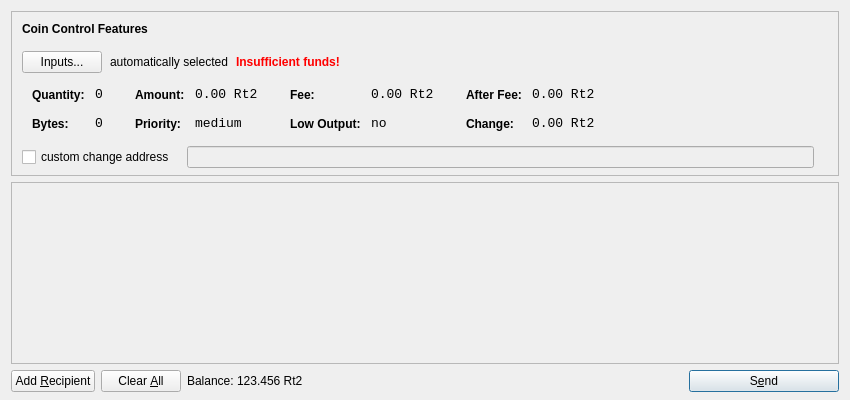
Before: the Qt Designer form src/qt/forms/sendcoinsdialog.ui in lawiz22/wizcoin, drawn with Qt 5.
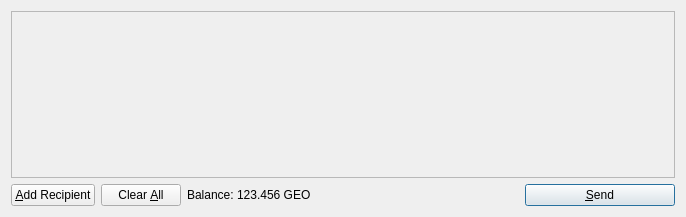
After: the same form once the commit is applied. Icons and pictures are not drawn.

```diff
--- a/src/qt/forms/sendcoinsdialog.ui
+++ b/src/qt/forms/sendcoinsdialog.ui
@@ -6,615 +6,14 @@
    <rect>
     <x>0</x>
     <y>0</y>
-    <width>850</width>
-    <height>400</height>
+    <width>686</width>
+    <height>217</height>
    </rect>
   </property>
   <property name="windowTitle">
    <string>Send Coins</string>
   </property>
-  <layout class="QVBoxLayout" name="verticalLayout" stretch="0,1,0">
-   <property name="bottomMargin">
-    <number>8</number>
-   </property>
-   <item>
-    <widget class="QFrame" name="frameCoinControl">
-     <property name="sizePolicy">
-      <sizepolicy hsizetype="Expanding" vsizetype="Expanding">
-       <horstretch>0</horstretch>
-       <verstretch>0</verstretch>
-      </sizepolicy>
-     </property>
-     <property name="maximumSize">
-      <size>
-       <width>16777215</width>
-       <height>16777215</height>
-      </size>
-     </property>
-     <property name="frameShape">
-      <enum>QFrame::StyledPanel</enum>
-     </property>
-     <property name="frameShadow">
-      <enum>QFrame::Sunken</enum>
-     </property>
-     <layout class="QVBoxLayout" name="verticalLayoutCoinControl2">
-      <property name="spacing">
-       <number>-1</number>
-      </property>
-      <property name="leftMargin">
-       <number>0</number>
-      </property>
-      <property name="topMargin">
-       <number>0</number>
-      </property>
-      <property name="rightMargin">
-       <number>0</number>
-      </property>
-      <property name="bottomMargin">
-       <number>6</number>
-      </property>
-      <item>
-       <layout class="QVBoxLayout" name="verticalLayoutCoinControl" stretch="0,0,0,0,1">
-        <property name="spacing">
-         <number>0</number>
-        </property>
-        <property name="leftMargin">
-         <number>10</number>
-        </property>
-        <property name="topMargin">
-         <number>10</number>
-        </property>
-        <item>
-         <layout class="QHBoxLayout" name="horizontalLayoutCoinControl1">
-          <property name="bottomMargin">
-           <number>15</number>
-          </property>
-          <item>
-           <widget class="QLabel" name="labelCoinControlFeatures">
-            <property name="sizePolicy">
-             <sizepolicy hsizetype="Preferred" vsizetype="Maximum">
-              <horstretch>0</horstretch>
-              <verstretch>0</verstretch>
-             </sizepolicy>
-            </property>
-            <property name="font">
-             <font>
-              <weight>75</weight>
-              <bold>true</bold>
-             </font>
-            </property>
-            <property name="styleSheet">
-             <string notr="true">font-weight:bold;</string>
-            </property>
-            <property name="text">
-             <string>Coin Control Features</string>
-            </property>
-           </widget>
-          </item>
-         </layout>
-        </item>
-        <item>
-         <layout class="QHBoxLayout" name="horizontalLayoutCoinControl2" stretch="0,0,0,0">
-          <property name="spacing">
-           <number>8</number>
-          </property>
-          <property name="bottomMargin">
-           <number>10</number>
-          </property>
-          <item>
-           <widget class="QPushButton" name="pushButtonCoinControl">
-            <property name="styleSheet">
-             <string notr="true"/>
-            </property>
-            <property name="text">
-             <string>Inputs...</string>
-            </property>
-           </widget>
-          </item>
-          <item>
-           <widget class="QLabel" name="labelCoinControlAutomaticallySelected">
-            <property name="text">
-             <string>automatically selected</string>
-            </property>
-            <property name="margin">
-             <number>5</number>
-            </property>
-           </widget>
-          </item>
-          <item>
-           <widget class="QLabel" name="labelCoinControlInsuffFunds">
-            <property name="font">
-             <font>
-              <weight>75</weight>
-              <bold>true</bold>
-             </font>
-            </property>
-            <property name="styleSheet">
-             <string notr="true">color:red;font-weight:bold;</string>
-            </property>
-            <property name="text">
-             <string>Insufficient funds!</string>
-            </property>
-            <property name="margin">
-             <number>5</number>
-            </property>
-           </widget>
-          </item>
-          <item>
-           <spacer name="horizontalSpacerCoinControl">
-            <property name="orientation">
-             <enum>Qt::Horizontal</enum>
-            </property>
-            <property name="sizeHint" stdset="0">
-             <size>
-              <width>40</width>
-              <height>1</height>
-             </size>
-            </property>
-           </spacer>
-          </item>
-         </layout>
-        </item>
-        <item>
-         <widget class="QWidget" name="widgetCoinControl" native="true">
-          <property name="sizePolicy">
-           <sizepolicy hsizetype="Preferred" vsizetype="Preferred">
-            <horstretch>0</horstretch>
-            <verstretch>0</verstretch>
-           </sizepolicy>
-          </property>
-          <property name="minimumSize">
-           <size>
-            <width>0</width>
-            <height>0</height>
-           </size>
-          </property>
-          <property name="styleSheet">
-           <string notr="true"/>
-          </property>
-          <layout class="QHBoxLayout" name="horizontalLayoutCoinControl5">
-           <property name="margin">
-            <number>0</number>
-           </property>
-           <item>
-            <layout class="QHBoxLayout" name="horizontalLayoutCoinControl3" stretch="0,0,0,1">
-             <property name="spacing">
-              <number>20</number>
-             </property>
-             <property name="topMargin">
-              <number>0</number>
-             </property>
-             <property name="bottomMargin">
-              <number>10</number>
-             </property>
-             <item>
-              <layout class="QFormLayout" name="formLayoutCoinControl1">
-               <property name="horizontalSpacing">
-                <number>10</number>
-               </property>
-               <property name="verticalSpacing">
-                <number>14</number>
-               </property>
-               <property name="leftMargin">
-                <number>10</number>
-               </property>
-               <property name="topMargin">
-                <number>4</number>
-               </property>
-               <property name="rightMargin">
-                <number>6</number>
-               </property>
-               <item row="0" column="0">
-                <widget class="QLabel" name="labelCoinControlQuantityText">
-                 <property name="styleSheet">
-                  <string notr="true">font-weight:bold;</string>
-                 </property>
-                 <property name="text">
-                  <string>Quantity:</string>
-                 </property>
-                 <property name="margin">
-                  <number>0</number>
-                 </property>
-                </widget>
-               </item>
-               <item row="0" column="1">
-                <widget class="QLabel" name="labelCoinControlQuantity">
-                 <property name="font">
-                  <font>
-                   <family>Monospace</family>
-                   <pointsize>10</pointsize>
-                  </font>
-                 </property>
-                 <property name="cursor">
-                  <cursorShape>IBeamCursor</cursorShape>
-                 </property>
-                 <property name="contextMenuPolicy">
-                  <enum>Qt::ActionsContextMenu</enum>
-                 </property>
-                 <property name="text">
-                  <string notr="true">0</string>
-                 </property>
-                 <property name="margin">
-                  <number>0</number>
-                 </property>
-                 <property name="textInteractionFlags">
-                  <set>Qt::LinksAccessibleByMouse|Qt::TextSelectableByKeyboard|Qt::TextSelectableByMouse</set>
-                 </property>
-                </widget>
-               </item>
-               <item row="1" column="0">
-                <widget class="QLabel" name="labelCoinControlBytesText">
-                 <property name="styleSheet">
-                  <string notr="true">font-weight:bold;</string>
-                 </property>
-                 <property name="text">
-                  <string>Bytes:</string>
-                 </property>
-                </widget>
-               </item>
-               <item row="1" column="1">
-                <widget class="QLabel" name="labelCoinControlBytes">
-                 <property name="font">
-                  <font>
-                   <family>Monospace</family>
-                   <pointsize>10</pointsize>
-                  </font>
-                 </property>
-                 <property name="cursor">
-                  <cursorShape>IBeamCursor</cursorShape>
-                 </property>
-                 <property name="contextMenuPolicy">
-                  <enum>Qt::ActionsContextMenu</enum>
-                 </property>
-                 <property name="text">
-                  <string notr="true">0</string>
-                 </property>
-                 <property name="textInteractionFlags">
-                  <set>Qt::LinksAccessibleByMouse|Qt::TextSelectableByKeyboard|Qt::TextSelectableByMouse</set>
-                 </property>
-                </widget>
-               </item>
-              </layout>
-             </item>
-             <item>
-              <layout class="QFormLayout" name="formLayoutCoinControl2">
-               <property name="horizontalSpacing">
-                <number>10</number>
-               </property>
-               <property name="verticalSpacing">
-                <number>14</number>
-               </property>
-               <property name="leftMargin">
-                <number>6</number>
-               </property>
-               <property name="topMargin">
-                <number>4</number>
-               </property>
-               <property name="rightMargin">
-                <number>6</number>
-               </property>
-               <item row="0" column="0">
-                <widget class="QLabel" name="labelCoinControlAmountText">
-                 <property name="styleSheet">
-                  <string notr="true">font-weight:bold;</string>
-                 </property>
-                 <property name="text">
-                  <string>Amount:</string>
-                 </property>
-                 <property name="margin">
-                  <number>0</number>
-                 </property>
-                </widget>
-               </item>
-               <item row="0" column="1">
-                <widget class="QLabel" name="labelCoinControlAmount">
-                 <property name="font">
-                  <font>
-                   <family>Monospace</family>
-                   <pointsize>10</pointsize>
-                  </font>
-                 </property>
-                 <property name="cursor">
-                  <cursorShape>IBeamCursor</cursorShape>
-                 </property>
-                 <property name="contextMenuPolicy">
-                  <enum>Qt::ActionsContextMenu</enum>
-                 </property>
-                 <property name="text">
-                  <string notr="true">0.00 Rt2</string>
-                 </property>
-                 <property name="textInteractionFlags">
-                  <set>Qt::LinksAccessibleByMouse|Qt::TextSelectableByKeyboard|Qt::TextSelectableByMouse</set>
-                 </property>
-                </widget>
-               </item>
-               <item row="1" column="0">
-                <widget class="QLabel" name="labelCoinControlPriorityText">
-                 <property name="styleSheet">
-                  <string notr="true">font-weight:bold;</string>
-                 </property>
-                 <property name="text">
-                  <string>Priority:</string>
-                 </property>
-                </widget>
-               </item>
-               <item row="1" column="1">
-                <widget class="QLabel" name="labelCoinControlPriority">
-                 <property name="font">
-                  <font>
-                   <family>Monospace</family>
-                   <pointsize>10</pointsize>
-                  </font>
-                 </property>
-                 <property name="cursor">
-                  <cursorShape>IBeamCursor</cursorShape>
-                 </property>
-                 <property name="contextMenuPolicy">
-                  <enum>Qt::ActionsContextMenu</enum>
-                 </property>
-                 <property name="text">
-                  <string>medium</string>
-                 </property>
-                 <property name="textInteractionFlags">
-                  <set>Qt::LinksAccessibleByMouse|Qt::TextSelectableByKeyboard|Qt::TextSelectableByMouse</set>
-                 </property>
-                </widget>
-               </item>
-              </layout>
-             </item>
-             <item>
-              <layout class="QFormLayout" name="formLayoutCoinControl3">
-               <property name="horizontalSpacing">
-                <number>10</number>
-               </property>
-               <property name="verticalSpacing">
-                <number>14</number>
-               </property>
-               <property name="leftMargin">
-                <number>6</number>
-               </property>
-               <property name="topMargin">
-                <number>4</number>
-               </property>
-               <property name="rightMargin">
-                <number>6</number>
-               </property>
-               <item row="0" column="0">
-                <widget class="QLabel" name="labelCoinControlFeeText">
-                 <property name="styleSheet">
-                  <string notr="true">font-weight:bold;</string>
-                 </property>
-                 <property name="text">
-                  <string>Fee:</string>
-                 </property>
-                 <property name="margin">
-                  <number>0</number>
-                 </property>
-                </widget>
-               </item>
-               <item row="0" column="1">
-                <widget class="QLabel" name="labelCoinControlFee">
-                 <property name="font">
-                  <font>
-                   <family>Monospace</family>
-                   <pointsize>10</pointsize>
-                  </font>
-                 </property>
-                 <property name="cursor">
-                  <cursorShape>IBeamCursor</cursorShape>
-                 </property>
-                 <property name="contextMenuPolicy">
-                  <enum>Qt::ActionsContextMenu</enum>
-                 </property>
-                 <property name="text">
-                  <string notr="true">0.00 Rt2</string>
-                 </property>
-                 <property name="textInteractionFlags">
-                  <set>Qt::LinksAccessibleByMouse|Qt::TextSelectableByKeyboard|Qt::TextSelectableByMouse</set>
-                 </property>
-                </widget>
-               </item>
-               <item row="1" column="0">
-                <widget class="QLabel" name="labelCoinControlLowOutputText">
-                 <property name="styleSheet">
-                  <string notr="true">font-weight:bold;</string>
-                 </property>
-                 <property name="text">
-                  <string>Low Output:</string>
-                 </property>
-                </widget>
-               </item>
-               <item row="1" column="1">
-                <widget class="QLabel" name="labelCoinControlLowOutput">
-                 <property name="font">
-                  <font>
-                   <family>Monospace</family>
-                   <pointsize>10</pointsize>
-                  </font>
-                 </property>
-                 <property name="cursor">
-                  <cursorShape>IBeamCursor</cursorShape>
-                 </property>
-                 <property name="contextMenuPolicy">
-                  <enum>Qt::ActionsContextMenu</enum>
-                 </property>
-                 <property name="text">
-                  <string>no</string>
-                 </property>
-                 <property name="textInteractionFlags">
-                  <set>Qt::LinksAccessibleByMouse|Qt::TextSelectableByKeyboard|Qt::TextSelectableByMouse</set>
-                 </property>
-                </widget>
-               </item>
-              </layout>
-             </item>
-             <item>
-              <layout class="QFormLayout" name="formLayoutCoinControl4">
-               <property name="horizontalSpacing">
-                <number>10</number>
-               </property>
-               <property name="verticalSpacing">
-                <number>14</number>
-               </property>
-               <property name="leftMargin">
-                <number>6</number>
-               </property>
-               <property name="topMargin">
-                <number>4</number>
-               </property>
-               <property name="rightMargin">
-                <number>6</number>
-               </property>
-               <item row="0" column="0">
-                <widget class="QLabel" name="labelCoinControlAfterFeeText">
-                 <property name="styleSheet">
-                  <string notr="true">font-weight:bold;</string>
-                 </property>
-                 <property name="text">
-                  <string>After Fee:</string>
-                 </property>
-                 <property name="margin">
-                  <number>0</number>
-                 </property>
-                </widget>
-               </item>
-               <item row="0" column="1">
-                <widget class="QLabel" name="labelCoinControlAfterFee">
-                 <property name="font">
-                  <font>
-                   <family>Monospace</family>
-                   <pointsize>10</pointsize>
-                  </font>
-                 </property>
-                 <property name="cursor">
-                  <cursorShape>IBeamCursor</cursorShape>
-                 </property>
-                 <property name="contextMenuPolicy">
-                  <enum>Qt::ActionsContextMenu</enum>
-                 </property>
-                 <property name="text">
-                  <string notr="true">0.00 Rt2</string>
-                 </property>
-                 <property name="textInteractionFlags">
-                  <set>Qt::LinksAccessibleByMouse|Qt::TextSelectableByKeyboard|Qt::TextSelectableByMouse</set>
-                 </property>
-                </widget>
-               </item>
-               <item row="1" column="0">
-                <widget class="QLabel" name="labelCoinControlChangeText">
-                 <property name="styleSheet">
-                  <string notr="true">font-weight:bold;</string>
-                 </property>
-                 <property name="text">
-                  <string>Change:</string>
-                 </property>
-                </widget>
-               </item>
-               <item row="1" column="1">
-                <widget class="QLabel" name="labelCoinControlChange">
-                 <property name="font">
-                  <font>
-                   <family>Monospace</family>
-                   <pointsize>10</pointsize>
-                  </font>
-                 </property>
-                 <property name="cursor">
-                  <cursorShape>IBeamCursor</cursorShape>
-                 </property>
-                 <property name="contextMenuPolicy">
-                  <enum>Qt::ActionsContextMenu</enum>
-                 </property>
-                 <property name="text">
-                  <string notr="true">0.00 Rt2</string>
-                 </property>
-                 <property name="textInteractionFlags">
-                  <set>Qt::LinksAccessibleByMouse|Qt::TextSelectableByKeyboard|Qt::TextSelectableByMouse</set>
-                 </property>
-                </widget>
-               </item>
-              </layout>
-             </item>
-            </layout>
-           </item>
-          </layout>
-         </widget>
-        </item>
-        <item>
-         <layout class="QHBoxLayout" name="horizontalLayoutCoinControl4" stretch="0,0,0">
-          <property name="spacing">
-           <number>12</number>
-          </property>
-          <property name="sizeConstraint">
-           <enum>QLayout::SetDefaultConstraint</enum>
-          </property>
-          <property name="topMargin">
-           <number>5</number>
-          </property>
-          <property name="rightMargin">
-           <number>5</number>
-          </property>
-          <item>
-           <widget class="QCheckBox" name="checkBoxCoinControlChange">
-            <property name="text">
-             <string>custom change address</string>
-            </property>
-           </widget>
-          </item>
-          <item>
-           <widget class="QLineEdit" name="lineEditCoinControlChange">
-            <property name="enabled">
-             <bool>false</bool>
-            </property>
-            <property name="sizePolicy">
-             <sizepolicy hsizetype="Expanding" vsizetype="Fixed">
-              <horstretch>0</horstretch>
-              <verstretch>0</verstretch>
-             </sizepolicy>
-            </property>
-           </widget>
-          </item>
-          <item>
-           <widget class="QLabel" name="labelCoinControlChangeLabel">
-            <property name="sizePolicy">
-             <sizepolicy hsizetype="Preferred" vsizetype="Expanding">
-              <horstretch>0</horstretch>
-              <verstretch>0</verstretch>
-             </sizepolicy>
-            </property>
-            <property name="minimumSize">
-             <size>
-              <width>0</width>
-              <height>0</height>
-             </size>
-            </property>
-            <property name="text">
-             <string/>
-            </property>
-            <property name="margin">
-             <number>3</number>
-            </property>
-           </widget>
-          </item>
-         </layout>
-        </item>
-        <item>
-         <spacer name="verticalSpacerCoinControl">
-          <property name="orientation">
-           <enum>Qt::Vertical</enum>
-          </property>
-          <property name="sizeHint" stdset="0">
-           <size>
-            <width>800</width>
-            <height>1</height>
-           </size>
-          </property>
-         </spacer>
-        </item>
-       </layout>
-      </item>
-     </layout>
-    </widget>
-   </item>
+  <layout class="QVBoxLayout" name="verticalLayout">
    <item>
     <widget class="QScrollArea" name="scrollArea">
      <property name="widgetResizable">
@@ -625,7 +24,7 @@
        <rect>
         <x>0</x>
         <y>0</y>
-        <width>830</width>
+        <width>666</width>
         <height>165</height>
        </rect>
       </property>
@@ -665,7 +64,7 @@
         <string>Send to multiple recipients at once</string>
        </property>
        <property name="text">
-        <string>Add &amp;Recipient</string>
+        <string>&amp;Add Recipient</string>
        </property>
        <property name="icon">
         <iconset resource="../Wizcoin.qrc">
@@ -720,7 +119,7 @@
           <cursorShape>IBeamCursor</cursorShape>
          </property>
          <property name="text">
-          <string>123.456 Rt2</string>
+          <string>123.456 GEO</string>
          </property>
          <property name="textInteractionFlags">
           <set>Qt::LinksAccessibleByMouse|Qt::TextSelectableByKeyboard|Qt::TextSelectableByMouse</set>
@@ -754,7 +153,7 @@
         <string>Confirm the send action</string>
        </property>
        <property name="text">
-        <string>S&amp;end</string>
+        <string>&amp;Send</string>
        </property>
        <property name="icon">
         <iconset resource="../Wizcoin.qrc">
```
Left out of the diff: 8 changed lines with no effect on the pictures.
